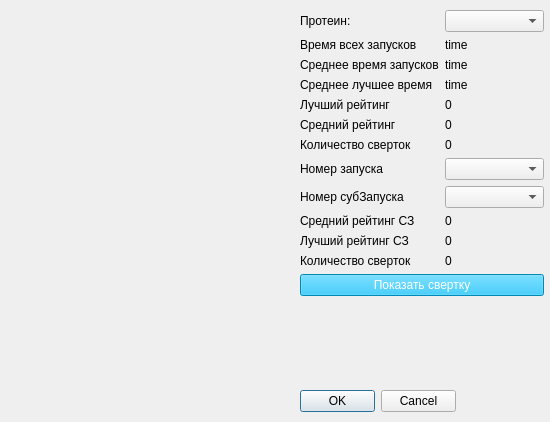
Qt form scene/resultform.ui (Gid32/ProteinFolding) before a commit.
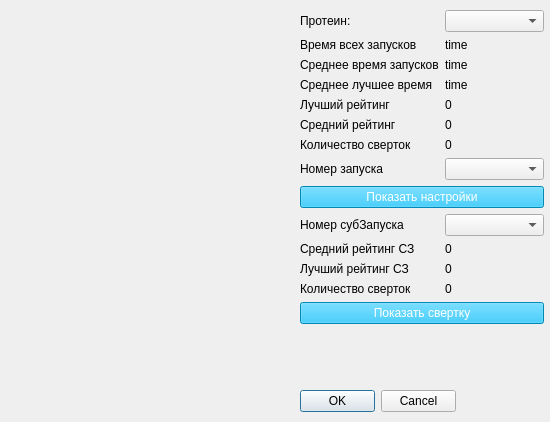
The same form after that commit.

Commit message: showSettings in resultForm

Patch:
```diff
--- a/scene/resultform.ui
+++ b/scene/resultform.ui
@@ -153,52 +153,52 @@
     <item row="7" column="1">
      <widget class="QComboBox" name="launchNumber"/>
     </item>
-    <item row="8" column="0">
+    <item row="9" column="0">
      <widget class="QLabel" name="subLaunchNumberL">
       <property name="text">
        <string>Номер субЗапуска</string>
       </property>
      </widget>
     </item>
-    <item row="8" column="1">
+    <item row="9" column="1">
      <widget class="QComboBox" name="subLaunchNumber"/>
     </item>
-    <item row="9" column="0">
+    <item row="10" column="0">
      <widget class="QLabel" name="subAverageResultL">
       <property name="text">
        <string>Средний рейтинг СЗ</string>
       </property>
      </widget>
     </item>
-    <item row="9" column="1">
+    <item row="10" column="1">
      <widget class="QLabel" name="subAverageResult">
       <property name="text">
        <string>0</string>
       </property>
      </widget>
     </item>
-    <item row="10" column="0">
+    <item row="11" column="0">
      <widget class="QLabel" name="subBestResultL">
       <property name="text">
        <string>Лучший рейтинг СЗ</string>
       </property>
      </widget>
     </item>
-    <item row="10" column="1">
+    <item row="11" column="1">
      <widget class="QLabel" name="subBestResult">
       <property name="text">
        <string>0</string>
       </property>
      </widget>
     </item>
-    <item row="11" column="0">
+    <item row="12" column="0">
      <widget class="QLabel" name="subCountConvolutionL">
       <property name="text">
        <string>Количество сверток</string>
       </property>
      </widget>
     </item>
-    <item row="12" column="0" colspan="2">
+    <item row="13" column="0" colspan="2">
      <widget class="QPushButton" name="show">
       <property name="styleSheet">
        <string notr="true">color:white;background-color:#00BFFF;font-size:12px</string>
@@ -208,13 +208,23 @@
       </property>
      </widget>
     </item>
-    <item row="11" column="1">
+    <item row="12" column="1">
      <widget class="QLabel" name="subCountConvolution">
       <property name="text">
        <string>0</string>
       </property>
      </widget>
     </item>
+    <item row="8" column="0" colspan="2">
+     <widget class="QPushButton" name="showSettings">
+      <property name="styleSheet">
+       <string notr="true">color:white;background-color:#00BFFF;font-size:12px</string>
+      </property>
+      <property name="text">
+       <string>Показать настройки</string>
+      </property>
+     </widget>
+    </item>
    </layout>
   </widget>
  </widget>
```
The commit also changes 5 other files.
